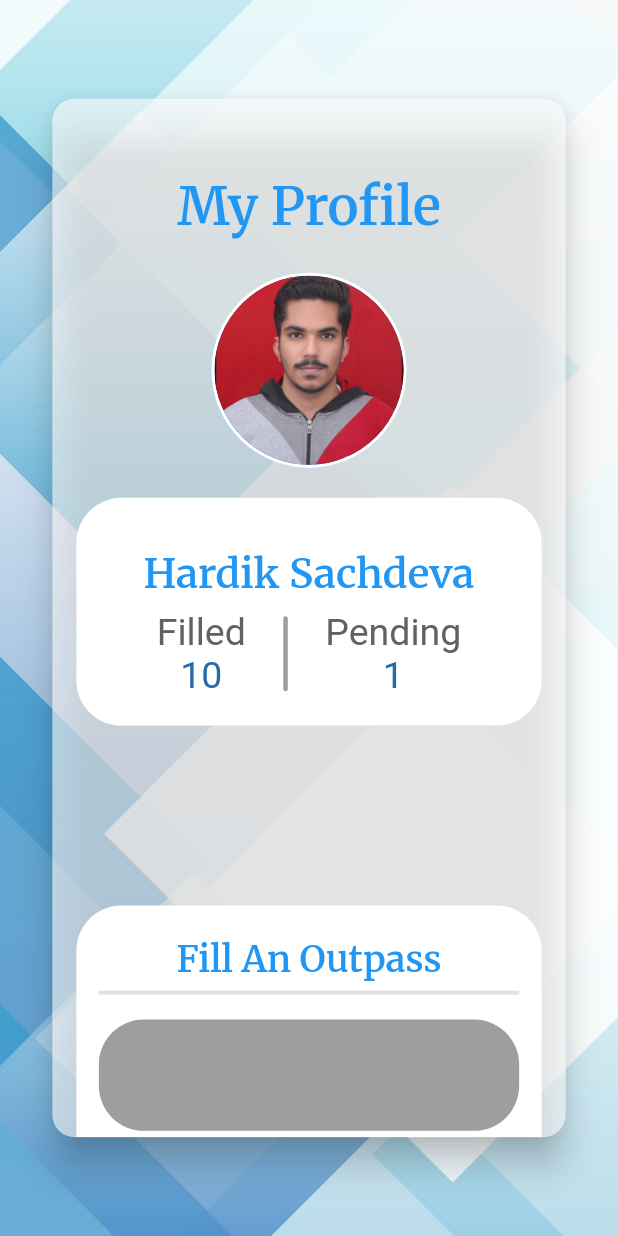
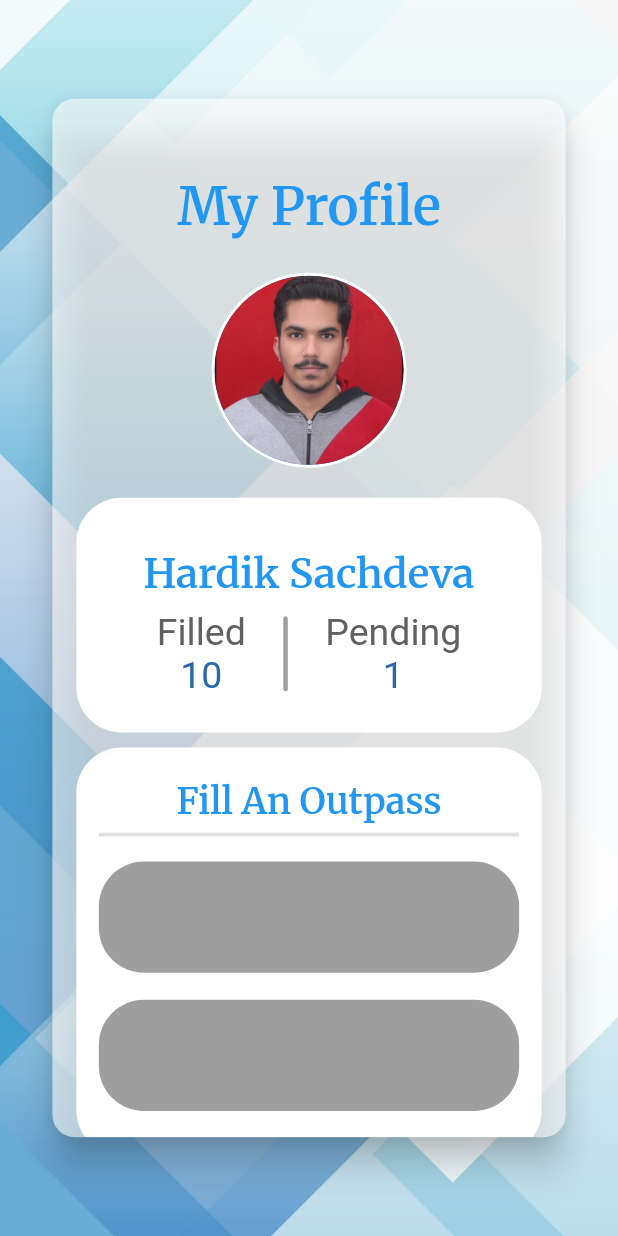
Before and after one commit to hardik17771/NITH-Portal, a Flutter app: the screen it shows after launch, on a phone screen of 412 x 824 dp. Run offline on Flutter 3.47's test engine with Material 2 defaults, Android fonts, the phone set to English and light mode, and no system bars; our stand-ins replace flutter_vector_icons, google_fonts, shared_preferences, webview_flutter; Roboto replaces fonts that are missing (Nunito).

Commit message:
profile update

```diff
--- a/lib/profile_page.dart
+++ b/lib/profile_page.dart
@@ -66,22 +66,16 @@ class ProfileScreen extends StatelessWidget {
                       height: 20,
                     ),
                     Container(
-                      height: heigh * 0.33,
+                      height: heigh * 0.19,
                       child: LayoutBuilder(
-                        builder: (context, constraints) {
-                          double innerHeight = constraints.maxHeight;
-                          double innerWidth = constraints.maxWidth;
-                          return Stack(fit: StackFit.expand,
+                        builder: (BuildContext context, BoxConstraints viewportConstraints) {
+                          // double innerHeight = constraints.maxHeight;
+                          // double innerWidth = constraints.maxWidth;
+                          return Stack(
                             children: [
-                              Positioned(
-                                bottom:120,
-                                left: 0,
-                                right: 0,
-                                top: 0,
-                                child: Center(
+                              Center(
                                 child: Container(
-                                    height: heigh * 0.44,
-                                    width: widt,
+
                                   decoration: BoxDecoration(
                                     borderRadius: BorderRadius.circular(30),
                                     color: Colors.white,
@@ -170,16 +164,18 @@ class ProfileScreen extends StatelessWidget {
                                   ),
                                 ),
                               ),
-                              ),
 
                             ],
                           );
                         },
                       ),
                     ),
-
+                    SizedBox(
+                      height:
+                        10,
+                    ),
                     Container(
-                      height: heigh * 0.3,
+                      height: heigh * 0.33,
                       width: widt,
                       decoration: BoxDecoration(
                         borderRadius: BorderRadius.circular(30),
```
Lines whose indentation alone changed are shown as unchanged.
